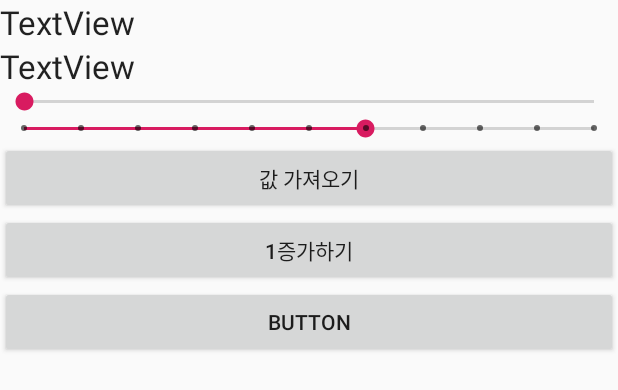
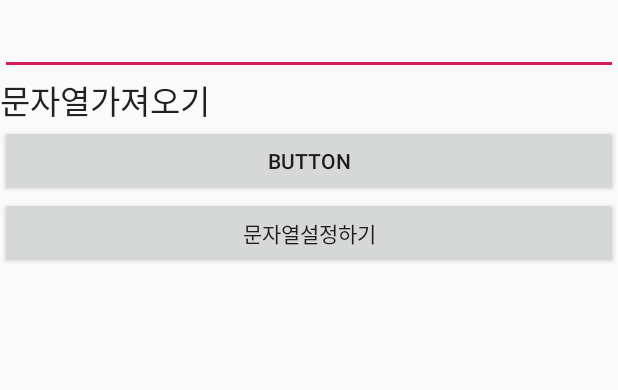
Before and after one commit to Hyunndy/Hyunndy_AndroidProject_001, an Android app: the layout activity_main.xml on its own in the app's theme, with its tools: preview values and no code run, on a phone screen of 412 x 824 dp. Shown: the top 390 px of the screen. Run offline under Robolectric (Android 15) with nearby library versions, the phone set to English and light mode, and no system bars.

Commit message:
for Studying EditText

```diff
--- a/app/src/main/res/layout/activity_main.xml
+++ b/app/src/main/res/layout/activity_main.xml
@@ -7,50 +7,32 @@
     android:orientation="vertical"
     tools:context=".MainActivity" >
 
-    <TextView
-        android:id="@+id/textView3"
+    <EditText
+        android:id="@+id/editText"
         android:layout_width="match_parent"
         android:layout_height="wrap_content"
-        android:text="TextView"
+        android:ems="10"
+        android:imeOptions="actionGo"
+        android:inputType="textPersonName"
         android:textAppearance="@style/TextAppearance.AppCompat.Large" />
 
     <TextView
-        android:id="@+id/textView4"
+        android:id="@+id/textView"
         android:layout_width="match_parent"
         android:layout_height="wrap_content"
-        android:text="TextView"
+        android:text="문자열가져오기"
         android:textAppearance="@style/TextAppearance.AppCompat.Large" />
 
-    <SeekBar
-        android:id="@+id/seekBar"
-        android:layout_width="match_parent"
-        android:layout_height="wrap_content"
-        android:max="10"
-        android:progress="0" />
-
-    <SeekBar
-        android:id="@+id/seekBar2"
-        style="@style/Widget.AppCompat.SeekBar.Discrete"
-        android:layout_width="match_parent"
-        android:layout_height="wrap_content"
-        android:max="10"
-        android:progress="6" />
-
     <Button
-        android:id="@+id/button3"
-        android:layout_width="match_parent"
-        android:layout_height="wrap_content"
-        android:text="값 가져오기" />
-
-    <Button
-        android:id="@+id/button4"
-        android:layout_width="match_parent"
-        android:layout_height="wrap_content"
-        android:text="1증가하기" />
-
-    <Button
-        android:id="@+id/button5"
+        android:id="@+id/button"
         android:layout_width="match_parent"
         android:layout_height="wrap_content"
         android:text="Button" />
+
+    <Button
+        android:id="@+id/button2"
+        android:layout_width="match_parent"
+        android:layout_height="wrap_content"
+        android:text="문자열설정하기" />
+
 </LinearLayout>
```
Also changed, not shown: app/src/main/java/com/example/hyunndy_01/MainActivity.kt (+32 -29 lines).
